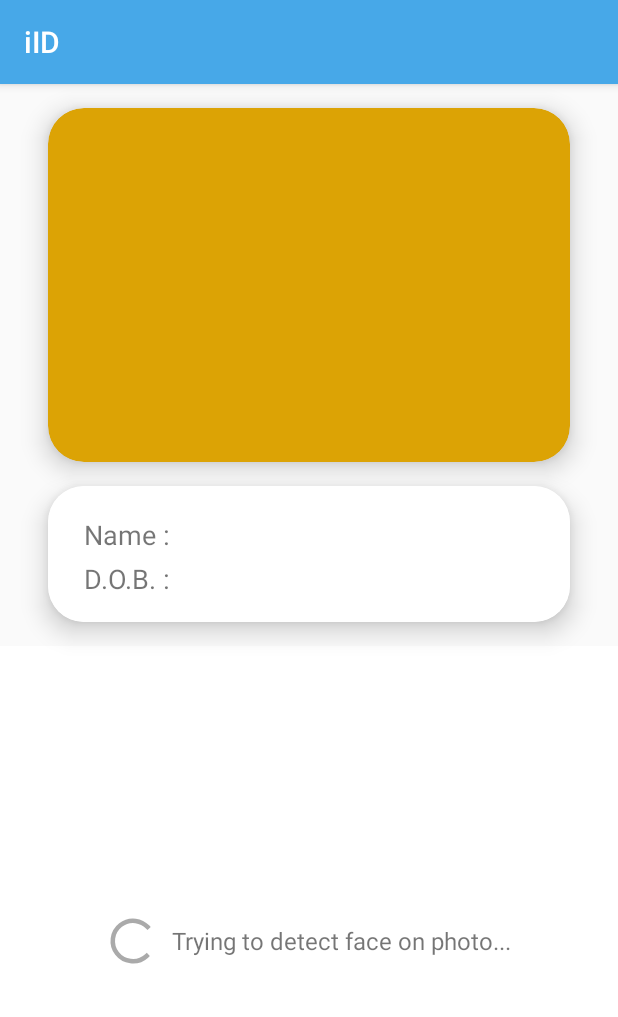
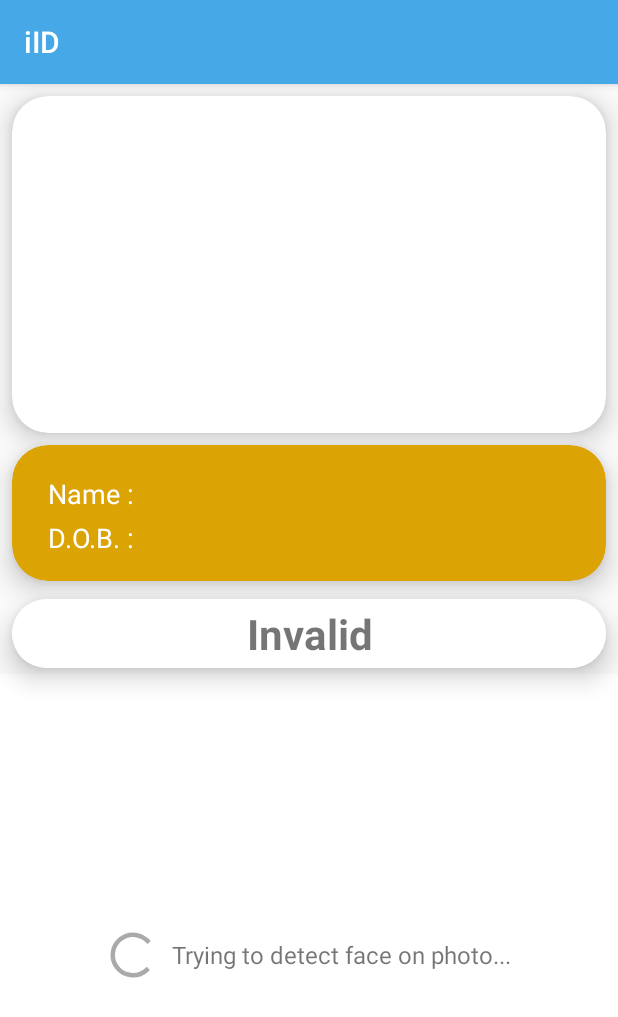
Before and after one commit to Alex277277277/FaceAuthApp, an Android app: the FaceAuthActivity screen opened directly, with no data from a screen before it, on a phone screen of 412 x 824 dp. Shown: the top 1017 px of the screen. Run offline under Robolectric (Android 15) with nearby library versions, the phone set to English and light mode, and no system bars; our stand-ins replace RxJava; libraries missing offline, so code that uses them is left out: com.matilock.mati_kyc_sdk, com.microsoft.projectoxford; 8 statements that could not run were skipped.

Commit message:
Status panel added

```diff
--- a/app/src/main/java/com/auth/face/faceauth/face/FaceAuthActivity.kt
+++ b/app/src/main/java/com/auth/face/faceauth/face/FaceAuthActivity.kt
@@ -50,6 +50,7 @@ class FaceAuthActivity : AppCompatActivity() {
         viewModel.loadingResId.observe(this, Observer { it -> setLoading(it) })
         viewModel.infoTextResId.observe(this, Observer { it -> setInfoText(it) })
         viewModel.faceState.observe(this, Observer { it -> updateState(it) })
+        viewModel.statusLabel.observe(this, Observer { it -> updateStatusText(it) })
         viewModel.initialize()
     }
 
@@ -177,19 +178,22 @@ class FaceAuthActivity : AppCompatActivity() {
 
     private fun updateState(state: FaceState?) {
         anim?.cancel()
-        middleContainer.setBackgroundColor(Color.WHITE)
+        tvStatusText.setBackgroundColor(Color.WHITE)
 
         when (state) {
             FaceState.VERIFYING -> {
+                tvStatusText.setText(R.string.label_status_advisory)
                 blink(R.color.colorOrange)
             }
             FaceState.MATCH -> {
                 blink(R.color.colorGreen)
             }
             FaceState.FAILURE -> {
+                tvStatusText.setText(R.string.label_status_invalid)
                 blink(R.color.colorRed)
             }
             FaceState.WAITING -> {
+                tvStatusText.setText(R.string.label_status_invalid)
                 blink(R.color.colorRed)
             }
 
@@ -199,12 +203,16 @@ class FaceAuthActivity : AppCompatActivity() {
     private fun blink(colorResId: Int) {
         val color = resources.getColor(colorResId)
 
-        anim = ObjectAnimator.ofInt(middleContainer, "backgroundColor", Color.WHITE, color, Color.WHITE)
-        anim?.duration = 300
+        anim = ObjectAnimator.ofInt(tvStatusText, "backgroundColor", Color.WHITE, color, Color.WHITE)
+        anim?.duration = 1000
         anim?.setEvaluator(ArgbEvaluator())
         anim?.repeatMode = ValueAnimator.REVERSE
         anim?.repeatCount = ValueAnimator.INFINITE
         anim?.start()
     }
 
+    private fun updateStatusText(statusText: String?) {
+        tvStatusText.setText(statusText)
+    }
+
 }
--- a/app/src/main/java/com/auth/face/faceauth/face/FaceAuthViewModel.java
+++ b/app/src/main/java/com/auth/face/faceauth/face/FaceAuthViewModel.java
@@ -39,9 +39,12 @@ public class FaceAuthViewModel extends BaseViewModel {
     private static final long INTERVAL_NOT_MATCH = 5*1000;
 
     private boolean initialized;
+    private Handler countdownHandler;
 
     private FaceServiceRestClient faceServiceClient;
     private UUID photoFaceId;
+
+    private long countdown;
 
     private Scheduler processingScheduler = Schedulers.from(Executors.newSingleThreadExecutor());
     private PublishSubject<Bitmap> faceImageNotifier = PublishSubject.create();
@@ -53,6 +56,7 @@ public class FaceAuthViewModel extends BaseViewModel {
 
     private final MutableLiveData<FaceState> faceState = new MutableLiveData<>();
     private final MutableLiveData<Integer> infoTextResId = new MutableLiveData<>();
+    private final MutableLiveData<String> statusLabel = new MutableLiveData<>();
 
     public FaceAuthViewModel(Application application) {
         super(application);
@@ -78,6 +82,10 @@ public class FaceAuthViewModel extends BaseViewModel {
         return infoTextResId;
     }
 
+    public MutableLiveData<String> getStatusLabel() {
+        return statusLabel;
+    }
+
     public PublishSubject<Bitmap> getFaceImageNotifier() {
         return faceImageNotifier;
     }
@@ -88,6 +96,8 @@ public class FaceAuthViewModel extends BaseViewModel {
 
     public void initialize() {
         if (!initialized) {
+
+            countdownHandler = new Handler();
 
             faceState.setValue(FaceState.WAITING);
 
@@ -101,6 +111,12 @@ public class FaceAuthViewModel extends BaseViewModel {
 
             initialized = true;
         }
+    }
+
+    @Override
+    protected void onCleared() {
+        super.onCleared();
+        countdownHandler.removeCallbacksAndMessages(null);
     }
 
     private void loadUserData() {
@@ -192,6 +208,7 @@ public class FaceAuthViewModel extends BaseViewModel {
             faceState.setValue(FaceState.MATCH);
             infoTextResId.setValue(-1);
             postWaitingStateDelayed(INTERVAL_MATCH);
+            startCountdown();
         } else {
             LoggerInstance.get().debug(TAG, "onFaceVerificationSuccess -> FACES DON'T MATCH");
             faceState.setValue(FaceState.FAILURE);
@@ -212,4 +229,24 @@ public class FaceAuthViewModel extends BaseViewModel {
         }, delay);
     }
 
+    private void startCountdown() {
+        countdown = INTERVAL_MATCH / 1000;
+        countdownHandler.post(mRunnable);
+    }
+
+    private Runnable mRunnable = new Runnable() {
+        @Override
+        public void run() {
+            if (faceState.getValue() == FaceState.MATCH) {
+                if (countdown > 0) {
+                    statusLabel.setValue(mContext.getString(R.string.label_time_left, countdown));
+                    countdown--;
+                    countdownHandler.postDelayed(mRunnable, 1000);
+                } else {
+                    statusLabel.setValue(mContext.getString(R.string.label_time_left, 0));
+                }
+            }
+        }
+    };
+
 }
--- a/app/src/main/res/layout/activity_face_auth.xml
+++ b/app/src/main/res/layout/activity_face_auth.xml
@@ -9,11 +9,10 @@
     <android.support.v7.widget.CardView
         android:layout_width="match_parent"
         android:layout_height="0dp"
-        android:layout_marginLeft="32dp"
-        android:layout_marginRight="32dp"
-        android:layout_marginTop="16dp"
+        android:layout_marginLeft="8dp"
+        android:layout_marginRight="8dp"
+        android:layout_marginTop="8dp"
         android:layout_weight="0.6"
-        app:cardBackgroundColor="@color/colorOrangeTheme"
         app:cardCornerRadius="24dp"
         app:cardElevation="10dp">
 
@@ -28,10 +27,11 @@
     <android.support.v7.widget.CardView
         android:layout_width="match_parent"
         android:layout_height="wrap_content"
-        android:layout_marginLeft="32dp"
-        android:layout_marginRight="32dp"
-        android:layout_marginTop="16dp"
-        android:layout_marginBottom="16dp"
+        android:layout_marginLeft="8dp"
+        android:layout_marginRight="8dp"
+        android:layout_marginTop="8dp"
+        android:layout_marginBottom="8dp"
+        app:cardBackgroundColor="@color/colorOrangeTheme"
         app:cardCornerRadius="24dp"
         app:cardElevation="10dp">
 
@@ -54,6 +54,7 @@
                     android:layout_height="wrap_content"
                     android:text="@string/label_username"
                     android:textSize="18sp"
+                    android:textColor="@android:color/white"
                     />
 
                 <TextView
@@ -62,6 +63,7 @@
                     android:layout_height="wrap_content"
                     android:textSize="20sp"
                     android:textStyle="bold"
+                    android:textColor="@android:color/white"
                     />
             </LinearLayout>
 
@@ -77,6 +79,7 @@
                     android:layout_height="wrap_content"
                     android:text="@string/label_dob"
                     android:textSize="18sp"
+                    android:textColor="@android:color/white"
                     />
 
                 <TextView
@@ -85,10 +88,32 @@
                     android:layout_height="wrap_content"
                     android:textSize="20sp"
                     android:textStyle="bold"
+                    android:textColor="@android:color/white"
                     />
             </LinearLayout>
 
         </LinearLayout>
+
+    </android.support.v7.widget.CardView>
+
+    <android.support.v7.widget.CardView
+        android:layout_width="match_parent"
+        android:layout_height="wrap_content"
+        android:layout_marginLeft="8dp"
+        android:layout_marginRight="8dp"
+        android:layout_marginTop="4dp"
+        android:layout_marginBottom="4dp"
+        app:cardCornerRadius="24dp"
+        app:cardElevation="10dp">
+
+        <TextView
+            android:id="@+id/tvStatusText"
+            android:layout_width="match_parent"
+            android:layout_height="wrap_content"
+            android:gravity="center"
+            android:padding="4dp"
+            android:textSize="28sp"
+            android:textStyle="bold" />
 
     </android.support.v7.widget.CardView>
 
--- a/app/src/main/res/values/strings.xml
+++ b/app/src/main/res/values/strings.xml
@@ -20,6 +20,9 @@
 
     <string name="label_username">Name  :</string>
     <string name="label_dob">D.O.B. :</string>
+    <string name="label_status_invalid">Invalid</string>
+    <string name="label_status_advisory">Advisory</string>
+    <string name="label_time_left">Time left: %d </string>
 
     <string name="err_empty_username">User name is empty</string>
     <string name="err_empty_email">Email is empty</string>
```
